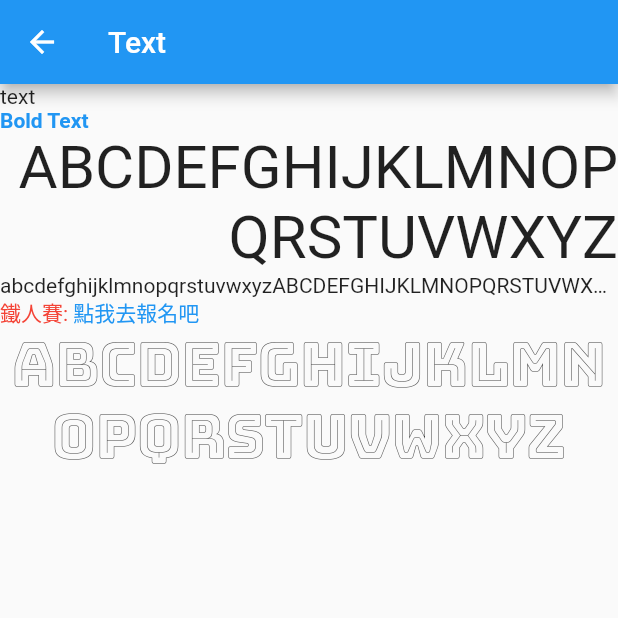
After one commit to ChrisWongAtCUHK/my_widgets, a Flutter app: the TextScreen screen opened by its route, on a phone screen of 412 x 824 dp, the top half of it. The commit adds this screen. Run offline on Flutter 3.47's test engine with Material 2 defaults, Android fonts, the phone set to English and light mode, and no system bars.

Commit message:
Flutter體驗 Day 8-開始玩積木

```diff
--- a/lib/main.dart
+++ b/lib/main.dart
@@ -1,6 +1,7 @@
 import 'package:flutter/material.dart';
 import 'views/home.dart';
 import 'views/time.dart';
+import 'views/text.dart';
 
 void main() => runApp(const MyApp());
 
@@ -18,6 +19,7 @@ class MyApp extends StatelessWidget {
       routes: {
         '/': (context) => const HomeScreen(),
         '/time': (context) => const TimeScreen(),
+        '/text': (context) => const TextScreen(),
       },
     );
   }
--- a/lib/views/home.dart
+++ b/lib/views/home.dart
@@ -19,6 +19,10 @@ class HomeScreen extends StatelessWidget {
         title: const Text('Time'),
         onTap: () => Navigator.pushNamed(context, '/time'),
       ),
+      ListTile(
+        title: const Text('Text'),
+        onTap: () => Navigator.pushNamed(context, '/text'),
+      ),
     ];
 
     return ListView(children: items);
--- /dev/null
+++ b/lib/views/text.dart
@@ -0,0 +1,78 @@
+// ignore_for_file: avoid_print
+
+import 'package:flutter/material.dart';
+import 'package:flutter/gestures.dart';
+
+class TextScreen extends StatelessWidget {
+  const TextScreen({super.key});
+
+  @override
+  Widget build(BuildContext context) {
+    var text = const Text('text');
+
+    var textWithStyle = const Text(
+      'Bold Text',
+      style: TextStyle(
+        fontWeight: FontWeight.bold,
+        color: Colors.blue,
+      ),
+    );
+
+    var textWithAlgin = const Text(
+      'ABCDEFGHIJKLMNOPQRSTUVWXYZ',
+      textDirection: TextDirection.rtl,
+      textAlign: TextAlign.start,
+      style: TextStyle(
+        fontSize: 40.0,
+      ),
+    );
+
+    var textWithWords = const Text(
+      'abcdefghijklmnopqrstuvwxyzABCDEFGHIJKLMNOPQRSTUVWXYZ',
+      maxLines: 1,
+      overflow: TextOverflow.ellipsis,
+    );
+
+    var richTextWithSpanStyle = Text.rich(
+      TextSpan(
+        children: [
+          const TextSpan(
+            text: '鐵人賽: ',
+            style: TextStyle(color: Colors.red),
+          ),
+          TextSpan(
+            text: '點我去報名吧',
+            style: const TextStyle(color: Colors.blue),
+            recognizer: TapGestureRecognizer()
+              ..onTap = () =>
+                  print('Go https://ithelp.ithome.com.tw/2021ironman/event'),
+          ),
+        ],
+      ),
+    );
+
+    var textWithFont = const Text(
+      'ABCDEFGHIJKLMNOPQRSTUVWXYZ',
+      textAlign: TextAlign.center,
+      style: TextStyle(
+        fontSize: 40.0,
+        fontFamily: 'BungeeOutline',
+      ),
+    );
+
+    return Scaffold(
+      appBar: AppBar(title: const Text('Text')),
+      body: Column(
+        crossAxisAlignment: CrossAxisAlignment.start,
+        children: [
+          text,
+          textWithStyle,
+          textWithAlgin,
+          textWithWords,
+          richTextWithSpanStyle,
+          textWithFont,
+        ],
+      ),
+    );
+  }
+}
```
Also changed, not shown: pubspec.yaml (+4 -4 lines), fonts/BungeeOutline-Regular.ttf (added), 1 other file.
